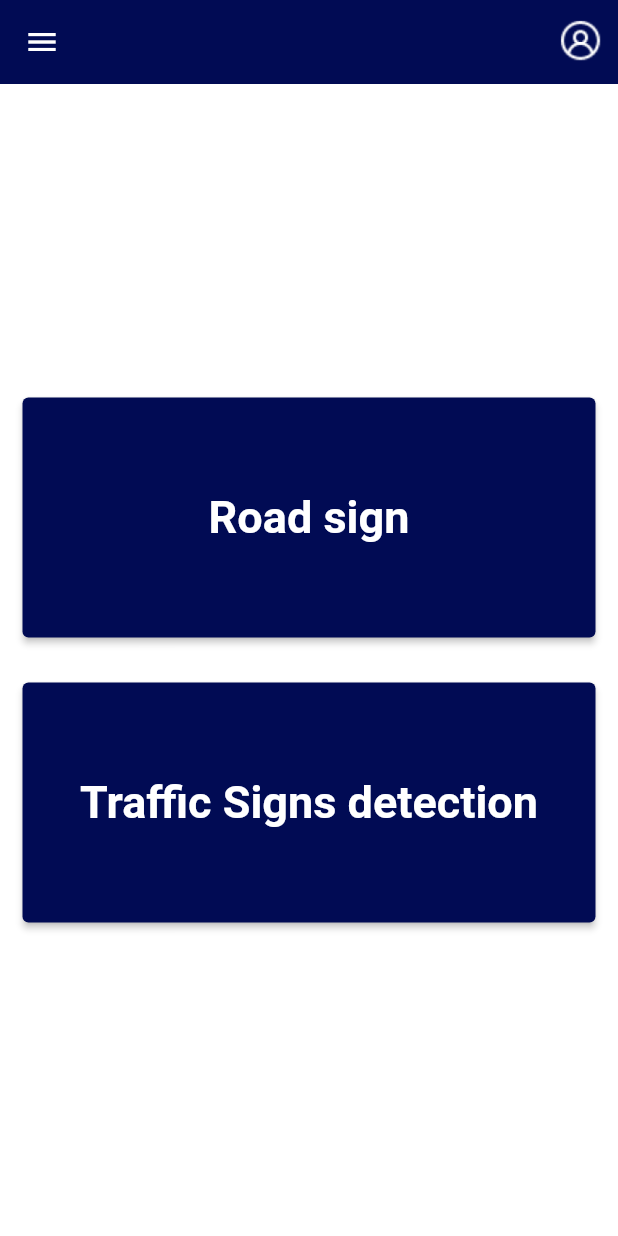
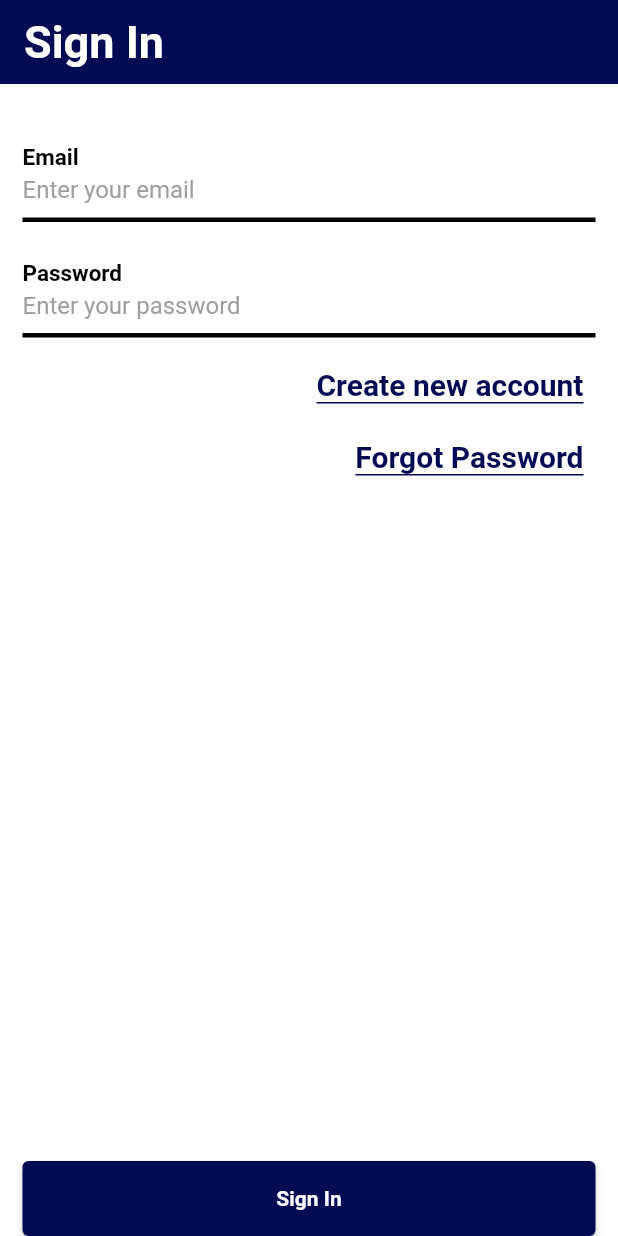
Before and after one commit to tannhuot/FlutterRoadSign, a Flutter app: the screen it shows after launch, on a phone screen of 412 x 824 dp. Run offline on Flutter 3.47's test engine with Material 2 defaults, Android fonts, the phone set to English and light mode, and no system bars.

Commit message:
create auth screen

```diff
--- /dev/null
+++ b/lib/constants/style.dart
@@ -0,0 +1,6 @@
+import 'package:flutter/material.dart';
+
+class Style {
+  static const primaryColor = Color.fromRGBO(1, 11, 84, 1);
+  static const secondaryColor = Colors.white;
+}
--- a/lib/main.dart
+++ b/lib/main.dart
@@ -1,6 +1,9 @@
 import 'package:flutter/material.dart';
+import 'package:mit_final_project/screen/home_screen.dart';
 
-import './screen/home_screen.dart';
+import '../constants/style.dart';
+import '../screen/sign_in_screen.dart';
+// import './screen/home_screen.dart';
 
 void main() {
   runApp(const MyApp());
@@ -17,17 +20,16 @@ class MyApp extends StatelessWidget {
       theme: ThemeData(
         canvasColor: Colors.white,
         appBarTheme: const AppBarTheme(
-            backgroundColor: Color.fromRGBO(1, 11, 84, 1),
+            backgroundColor: Style.primaryColor,
             titleTextStyle: TextStyle(
               fontSize: 30,
               fontWeight: FontWeight.bold,
-              color: Colors.white,
+              color: Style.secondaryColor,
             ),
             iconTheme: IconThemeData(color: Colors.white),
             elevation: 0),
-        primarySwatch: Colors.blue,
       ),
-      home: const HomeScreen(),
+      home: const SignInScreen(),
     );
   }
 }
--- /dev/null
+++ b/lib/screen/sign_in_screen.dart
@@ -0,0 +1,147 @@
+import 'package:flutter/material.dart';
+import 'package:mit_final_project/screen/forgot_password_screen.dart';
+import 'package:mit_final_project/screen/home_screen.dart';
+import 'package:mit_final_project/screen/sign_up_screen.dart';
+import 'package:mit_final_project/widgets/cts_progress_widget.dart';
+
+import '../constants/style.dart';
+import '../widgets/cts_elevated_button.dart';
+import '../widgets/cts_textfield.dart';
+import '../widgets/cts_app_bar_widget.dart';
+
+class SignInScreen extends StatefulWidget {
+  const SignInScreen({Key? key}) : super(key: key);
+
+  @override
+  State<SignInScreen> createState() => _SignInScreenState();
+}
+
+class _SignInScreenState extends State<SignInScreen> {
+  final _emailController = TextEditingController();
+  final _passwordController = TextEditingController();
+
+  bool _isRequesting = false;
+
+  @override
+  void dispose() {
+    _emailController.dispose();
+    _passwordController.dispose();
+    super.dispose();
+  }
+
+  @override
+  Widget build(BuildContext context) {
+    return Scaffold(
+      appBar: const CTSAppBarWidget(
+        title: "Sign In",
+        isShowProfile: false,
+      ),
+      body: CTSProgressWidget(
+        isRequesting: _isRequesting,
+        child: _buildBody,
+      ),
+    );
+  }
+
+  Widget get _buildBody {
+    return SafeArea(
+      child: Padding(
+        padding: const EdgeInsets.only(
+          top: 30,
+          left: 15,
+          right: 15,
+        ),
+        child: Column(
+          crossAxisAlignment: CrossAxisAlignment.end,
+          children: [
+            CTSTextField(
+              placeHolder: "Enter your email",
+              title: "Email",
+              controller: _emailController,
+            ),
+            const SizedBox(
+              height: 15,
+            ),
+            CTSTextField(
+              placeHolder: "Enter your password",
+              title: "Password",
+              controller: _passwordController,
+            ),
+            const SizedBox(
+              height: 8,
+            ),
+            TextButton(
+              child: Container(
+                decoration: const BoxDecoration(
+                  border: Border(
+                    bottom: BorderSide(
+                      color: Style.primaryColor,
+                      width: 1,
+                    ),
+                  ),
+                ),
+                child: const Text(
+                  "Create new account",
+                  style: TextStyle(
+                      fontSize: 20,
+                      color: Style.primaryColor,
+                      fontWeight: FontWeight.w700),
+                ),
+              ),
+              onPressed: () {
+                Navigator.of(context).push(
+                  MaterialPageRoute(
+                    builder: (context) => const SignUpScreen(),
+                  ),
+                );
+              },
+            ),
+            TextButton(
+              child: Container(
+                decoration: const BoxDecoration(
+                  border: Border(
+                    bottom: BorderSide(
+                      color: Style.primaryColor,
+                      width: 1,
+                    ),
+                  ),
+                ),
+                child: const Text(
+                  "Forgot Password",
+                  style: TextStyle(
+                      fontSize: 20,
+                      color: Style.primaryColor,
+                      fontWeight: FontWeight.w700),
+                ),
+              ),
+              onPressed: () {
+                Navigator.of(context).push(
+                  MaterialPageRoute(
+                    builder: (context) => const ForgotPasswordScreen(),
+                  ),
+                );
+              },
+            ),
+            const Spacer(),
+            CTSElevatedButton(
+              width: MediaQuery.of(context).size.width,
+              height: 50,
+              title: "Sign In",
+              onPress: () {
+                setState(() {
+                  // _isRequesting = true;
+                });
+
+                Navigator.of(context).pushReplacement(
+                  MaterialPageRoute(
+                    builder: (context) => const HomeScreen(),
+                  ),
+                );
+              },
+            )
+          ],
+        ),
+      ),
+    );
+  }
+}
--- a/lib/widgets/cts_app_bar_widget.dart
+++ b/lib/widgets/cts_app_bar_widget.dart
@@ -23,7 +23,7 @@ class CTSAppBarWidget extends StatefulWidget implements PreferredSizeWidget {
 class _CTSAppBarWidgetState extends State<CTSAppBarWidget> {
   @override
   Widget build(BuildContext context) {
-    return AppBar(actions: [
+    return AppBar(title: Text(widget.title), actions: [
       widget.isShowProfile
           ? IconButton(
               onPressed: () {
--- /dev/null
+++ b/lib/widgets/cts_progress_widget.dart
@@ -0,0 +1,38 @@
+import 'package:flutter/material.dart';
+
+class CTSProgressWidget extends StatelessWidget {
+  const CTSProgressWidget({
+    Key? key,
+    required this.child,
+    required this.isRequesting,
+  }) : super(key: key);
+
+  final Widget child;
+  final bool isRequesting;
+
+  @override
+  Widget build(BuildContext context) {
+    List<Widget> widgetList = <Widget>[];
+    widgetList.add(child);
+    if (isRequesting) {
+      final modal = Stack(
+        children: const [
+          Opacity(
+            opacity: 0.3,
+            child: ModalBarrier(
+              dismissible: false,
+              color: Colors.grey,
+            ),
+          ),
+          Center(
+            child: CircularProgressIndicator(),
+          )
+        ],
+      );
+      widgetList.add(modal);
+    }
+    return Stack(
+      children: widgetList,
+    );
+  }
+}
```
Also changed, not shown: lib/screen/forgot_password_screen.dart (added, +73 -0 lines), lib/screen/road_sign_detail_screen.dart (+32 -2 lines), lib/screen/sign_up_screen.dart (added, +114 -0 lines), lib/widgets/drawer_widget.dart (+11 -3 lines).
